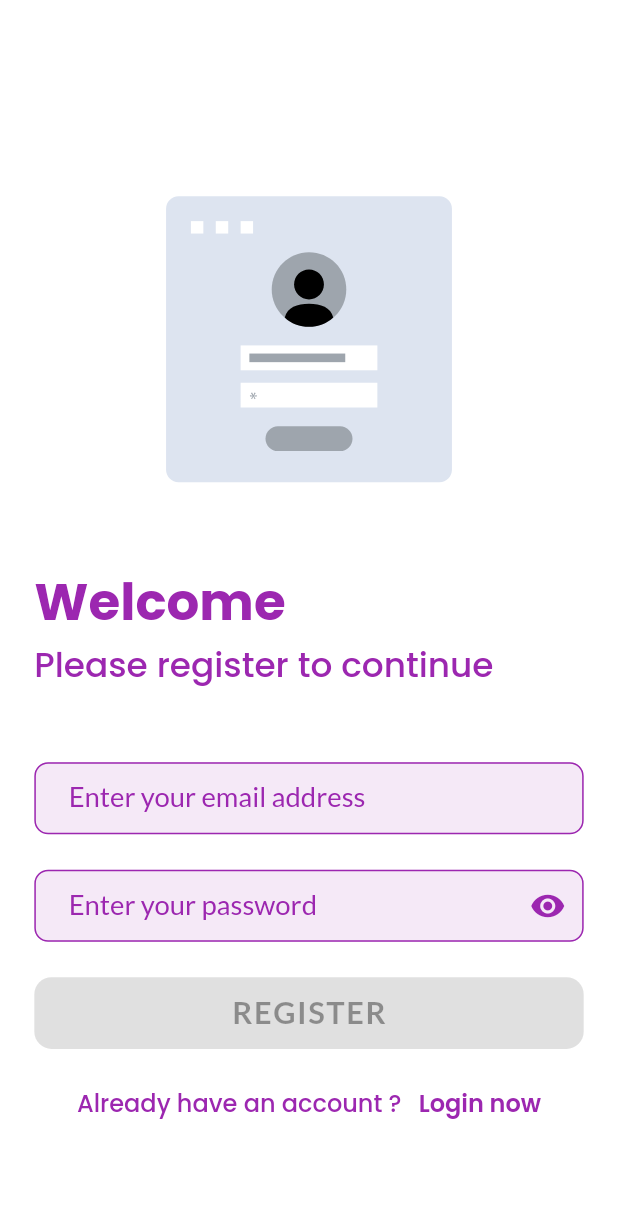
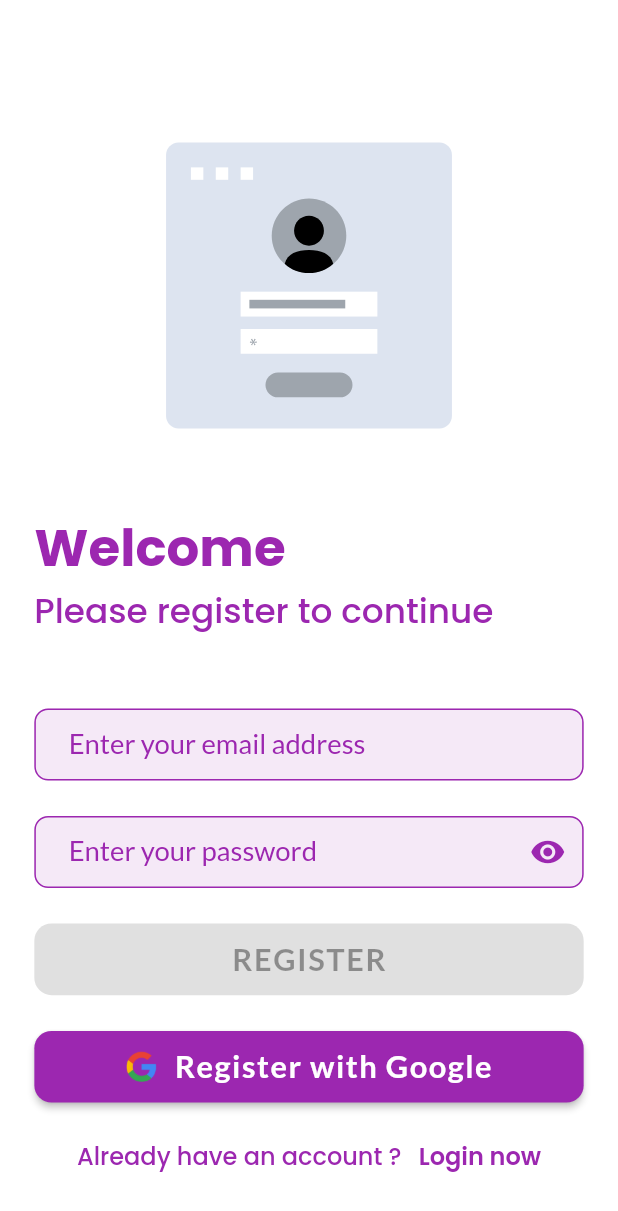
Before and after one commit to s0urav-hald3r/frames, a Flutter app: the screen it shows after launch, after a tap on "Register now", on a phone screen of 412 x 824 dp. Shown: the top 1211 px of the screen. Run offline on Flutter 3.47's test engine with Material 2 defaults, Android fonts, the phone set to English and light mode, and no system bars; our stand-ins replace firebase_auth, firebase_core, flutter_screenutil, functional_widget_annotation, gap, get and 2 more; accounts and stored records are empty.

Commit message:
feat: google button added

```diff
--- a/lib/views/login.dart
+++ b/lib/views/login.dart
@@ -121,6 +121,25 @@ class _LoginViewState extends State<LoginView> with Components {
                       ),
                     ),
                     Gap(20.h),
+                    SizedBox(
+                      width: double.infinity,
+                      height: 40.h,
+                      child: ElevatedButton(
+                        onPressed: () {},
+                        child: Row(
+                          mainAxisAlignment: MainAxisAlignment.center,
+                          children: [
+                            Image.asset(
+                              'assets/images/google.png',
+                              height: 17.5.h,
+                            ),
+                            Gap(10.w),
+                            const Text('Login via Google'),
+                          ],
+                        ),
+                      ),
+                    ),
+                    Gap(20.h),
                     Row(
                       mainAxisAlignment: MainAxisAlignment.center,
                       children: [
--- a/lib/views/register.dart
+++ b/lib/views/register.dart
@@ -120,6 +120,25 @@ class _RegisterViewState extends State<RegisterView> with Components {
                       ),
                     ),
                     Gap(20.h),
+                    SizedBox(
+                      width: double.infinity,
+                      height: 40.h,
+                      child: ElevatedButton(
+                        onPressed: () {},
+                        child: Row(
+                          mainAxisAlignment: MainAxisAlignment.center,
+                          children: [
+                            Image.asset(
+                              'assets/images/google.png',
+                              height: 17.5.h,
+                            ),
+                            Gap(10.w),
+                            const Text('Register with Google'),
+                          ],
+                        ),
+                      ),
+                    ),
+                    Gap(20.h),
                     Row(
                       mainAxisAlignment: MainAxisAlignment.center,
                       children: [
```
Also changed, not shown: assets/images/google.png (added).
